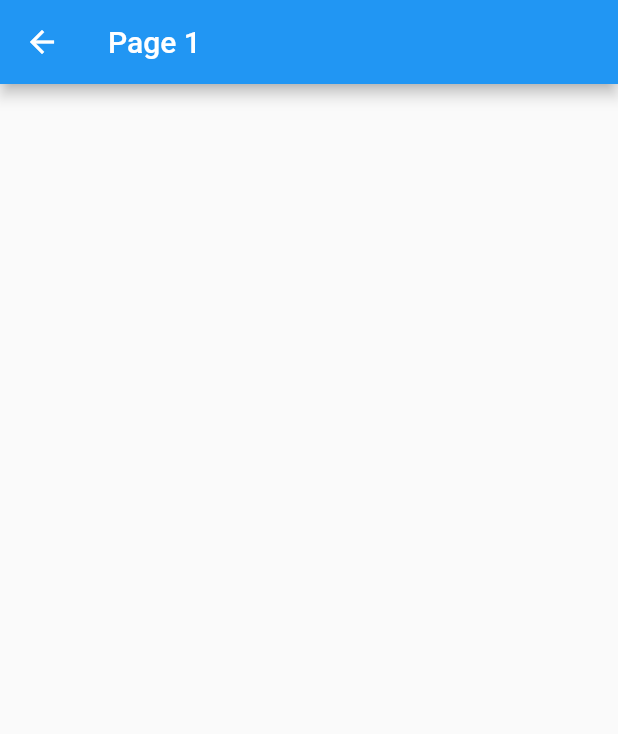
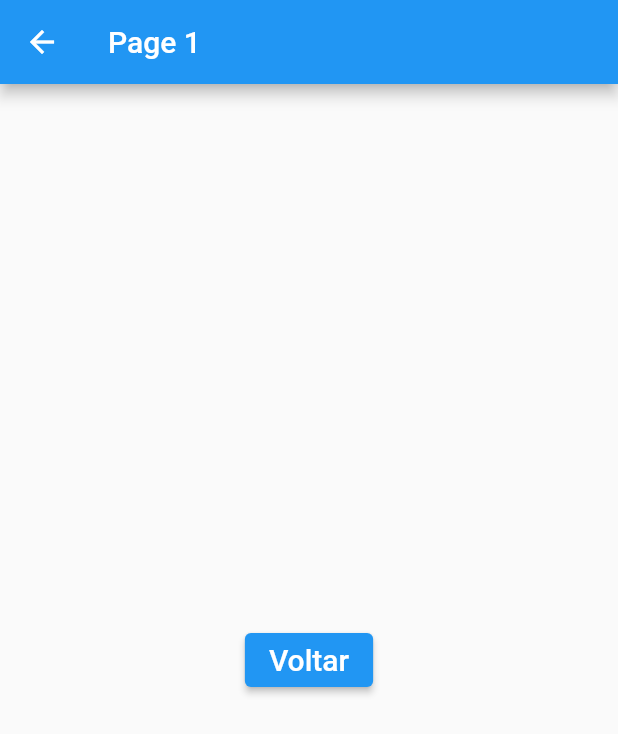
Before and after one commit to devbrunorm/flutter-aula01, a Flutter app: the screen it shows after launch, after a tap on "Page 2", on a phone screen of 412 x 824 dp. Shown: the top 734 px of the screen. Run offline on Flutter 3.47's test engine with Material 2 defaults, Android fonts, the phone set to English and light mode, and no system bars.

Commit message:
Incluidos botões de retornar para as novas telas. Adicionado o componente BlueButton.

```diff
--- a/lib/home_page.dart
+++ b/lib/home_page.dart
@@ -1,5 +1,8 @@
 import 'package:flutter/material.dart';
 import 'package:projetos_android/pages/hello_page1.dart';
+import 'package:projetos_android/pages/hello_page2.dart';
+import 'package:projetos_android/pages/hello_page3.dart';
+import 'package:projetos_android/widgets/blue_button.dart';
 
 class HomePage extends StatelessWidget {
   const HomePage({Key? key}) : super(key: key);
@@ -50,21 +53,33 @@ class HomePage extends StatelessWidget {
             Row(
               mainAxisAlignment: MainAxisAlignment.spaceEvenly,
               children: <Widget> [
-                _button(context, "ListView"),
-                _button(context, "Page 2"),
-                _button(context, "Page 3"),
+                BlueButton("ListView", () => _onClickNavigator(context, HelloPage1())),
+                BlueButton("Page 2", () => _onClickNavigator(context, HelloPage2())),
+                BlueButton("Page 3", () => _onClickNavigator(context, HelloPage3())),
               ],
             ),
             Row(
               mainAxisAlignment: MainAxisAlignment.spaceEvenly,
               children: <Widget> [
-                _button(context, "Snack"),
-                _button(context, "Dialog"),
-                _button(context, "Toast"),
+                BlueButton("Snack", _onClickSnack),
+                BlueButton("Dialog", _onClickDialog),
+                BlueButton("Toast", _onClickToast),
               ],
             ),
           ],
         );
+  }
+
+  _onClickSnack() {
+
+  }
+
+  _onClickDialog() {
+
+  }
+
+  _onClickToast() {
+
   }
 
   _text() {
@@ -82,26 +97,11 @@ class HomePage extends StatelessWidget {
     );
   }
 
-  _button(BuildContext context, String text) {
-    return ElevatedButton(
-      style: ElevatedButton.styleFrom(
-        primary: Colors.blue,
-      ),
-      child: Text(
-        text,
-        style: TextStyle(
-          color: Colors.white,
-          fontSize: 20,
-        ),
-      ),
-      onPressed: () => _onClickOK(context),
-    );
-  }
-
-  void _onClickOK(BuildContext context) {
-      Navigator.push(context, MaterialPageRoute(builder: (BuildContext context) {
-        return HelloPage1();
+  void _onClickNavigator(BuildContext context, Widget page) async {
+      String s = await Navigator.push(context, MaterialPageRoute(builder: (BuildContext context) {
+        return page;
       }));
+      print(">> $s");
   }
 
   _img(img) {
--- /dev/null
+++ b/lib/pages/hello_page2.dart
@@ -0,0 +1,28 @@
+import 'package:flutter/material.dart';
+import 'package:projetos_android/widgets/blue_button.dart';
+
+class HelloPage2 extends StatelessWidget {
+  const HelloPage2({Key? key}) : super(key: key);
+
+  @override
+  Widget build(BuildContext context) {
+    return Scaffold(
+      appBar: AppBar(
+        title: Text("Page 1"),
+      ),
+      body: _body(context),
+    );
+  }
+
+  _body(context) {
+    return Center(
+      child: BlueButton(
+          "Voltar",
+          () => _onClickVoltar(context))
+    );
+  }
+
+  _onClickVoltar (context) {
+    Navigator.pop(context, "Tela 2");
+  }
+}
--- /dev/null
+++ b/lib/widgets/blue_button.dart
@@ -0,0 +1,26 @@
+import 'package:flutter/material.dart';
+
+class BlueButton extends StatelessWidget {
+  String text;
+  VoidCallback onPressed;
+  Color color;
+
+  BlueButton(this.text, this.onPressed, {this.color = Colors.blue});
+
+  @override
+  Widget build(BuildContext context) {
+    return ElevatedButton(
+        style: ElevatedButton.styleFrom(
+          primary: color,
+        ),
+        child: Text(
+          text,
+          style: TextStyle(
+            color: Colors.white,
+            fontSize: 20,
+          ),
+        ),
+        onPressed: onPressed
+    );
+  }
+}
```
Also changed, not shown: lib/pages/hello_page3.dart (added, +28 -0 lines).
